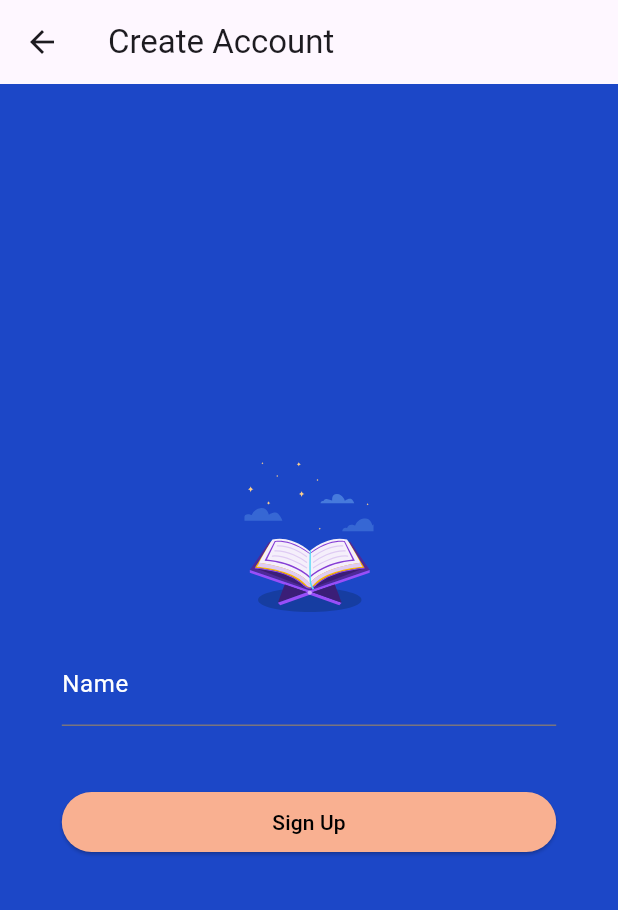
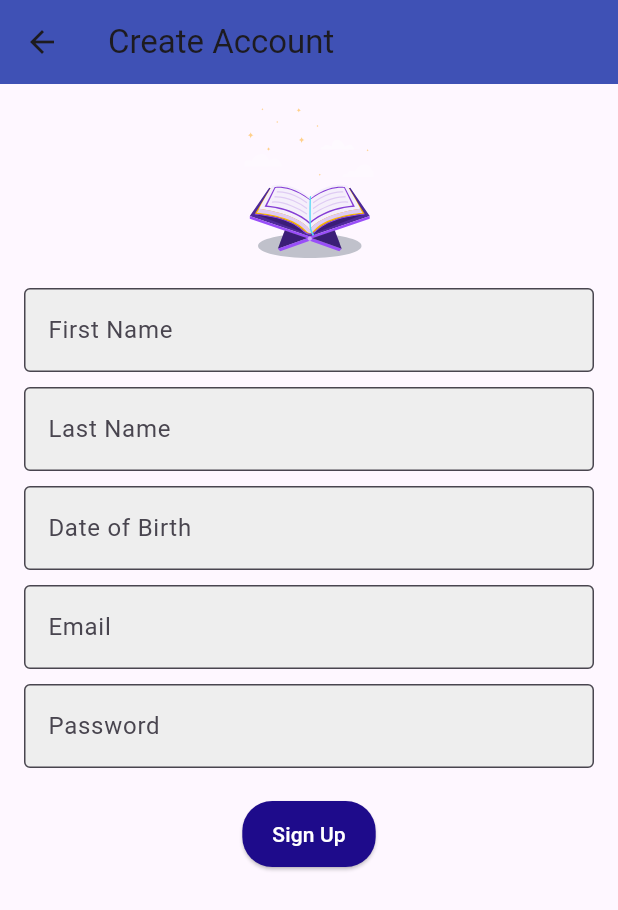
Before and after one commit to aminammar1/quranapp_test, a Flutter app: the ComptePage screen opened directly, on a phone screen of 412 x 824 dp. Shown: the top 910 px of the screen. Run offline on Flutter 3.47's test engine with Material 3 defaults, Android fonts, the phone set to English and light mode, and no system bars; drawn by our look-alikes of datetime_picker_formfield; our stand-ins replace dio, flutter_svg, google_fonts.

Commit message:
Update compte.dart

```diff
--- a/lib/screens/compte.dart
+++ b/lib/screens/compte.dart
@@ -1,6 +1,14 @@
 import 'package:flutter/material.dart';
 import 'package:flutter_svg/flutter_svg.dart';
-import 'splash_screen.dart'; // Import the SplashScreen class
+import 'package:datetime_picker_formfield/datetime_picker_formfield.dart';
+import 'package:intl/intl.dart';
+import 'splash_screen.dart';
+
+void main() {
+  runApp(MaterialApp(
+    home: ComptePage(),
+  ));
+}
 
 class ComptePage extends StatefulWidget {
   @override
@@ -8,71 +16,107 @@ class ComptePage extends StatefulWidget {
 }
 
 class _ComptePageState extends State<ComptePage> {
-  TextEditingController nameController = TextEditingController();
+  TextEditingController firstNameController = TextEditingController();
+  TextEditingController lastNameController = TextEditingController();
+  TextEditingController dateOfBirthController = TextEditingController();
   TextEditingController emailController = TextEditingController();
   TextEditingController passwordController = TextEditingController();
 
   @override
   Widget build(BuildContext context) {
-    double screenWidth = MediaQuery.of(context).size.width;
-
     return Scaffold(
       appBar: AppBar(
         title: Text('Create Account'),
+        backgroundColor: Colors.indigo, // Set the app bar background color
       ),
-      body: Container(
-        color: Color.fromARGB(255, 28, 71, 199),
-        child: Column(
-          mainAxisAlignment: MainAxisAlignment.center,
+      body: Padding(
+        padding: const EdgeInsets.all(16.0),
+        child: ListView(
           children: [
-            Expanded(
-              child: Align(
+            Align(
               alignment: Alignment.center,
               child: Column(
-                  mainAxisAlignment: MainAxisAlignment.center,
                 children: [
-                    SizedBox(
-                      width: screenWidth * 0.8,
-                      child: SvgPicture.asset(
+                  SvgPicture.asset(
                     'assets/svgs/splash.svg',
                     height: 100,
                     width: 100,
                   ),
+                  SizedBox(height: 20),
+                  _buildTextField(
+                    controller: firstNameController,
+                    labelText: 'First Name',
+                    hintText: 'Enter your first name',
+                  ),
+                  SizedBox(height: 10),
+                  _buildTextField(
+                    controller: lastNameController,
+                    labelText: 'Last Name',
+                    hintText: 'Enter your last name',
+                  ),
+                  SizedBox(height: 10),
+                  DateTimeField(
+                    controller: dateOfBirthController,
+                    format: DateFormat("yyyy-MM-dd"),
+                    decoration: InputDecoration(
+                      labelText: 'Date of Birth',
+                      hintText: 'Select your date of birth',
+                      border: OutlineInputBorder(),
+                      filled: true,
+                      fillColor:
+                          Colors.grey[200], // Light gray background color
+                    ),
+                    onShowPicker: (context, currentValue) async {
+                      final date = await showDatePicker(
+                        context: context,
+                        firstDate: DateTime(1900),
+                        initialDate: currentValue ?? DateTime.now(),
+                        lastDate: DateTime(2101),
+                      );
+                      return date;
+                    },
+                  ),
+                  SizedBox(height: 10),
+                  _buildTextField(
+                    controller: emailController,
+                    labelText: 'Email',
+                    hintText: 'Enter your email',
+                  ),
+                  SizedBox(height: 10),
+                  _buildTextField(
+                    controller: passwordController,
+                    labelText: 'Password',
+                    hintText: 'Enter your password',
+                    obscureText: true,
                   ),
                   SizedBox(height: 20),
-                    SizedBox(
-                      width: screenWidth * 0.8,
-                      child: TextField(
-                        controller: nameController,
-                        style: TextStyle(color: Colors.black),
-                        decoration: InputDecoration(
-                          labelText: 'Name',
-                          labelStyle: TextStyle(color: Colors.white),
-                        ),
-                      ),
-                    ),
-                    // ... (rest of your code)
-                    SizedBox(height: 40),
-                    SizedBox(
-                      width: screenWidth * 0.8,
-                      child: ElevatedButton(
+                  ElevatedButton(
                     onPressed: () {
                       // Navigate to SplashScreen when Sign Up button is pressed
                       Navigator.push(
                         context,
                         MaterialPageRoute(
-                                builder: (context) => SplashScreen()),
+                          builder: (context) => SplashScreen(),
+                        ),
                       );
                     },
                     style: ElevatedButton.styleFrom(
-                          primary: Color(0xFFF9B091),
+                      primary: Color.fromARGB(
+                          255, 30, 11, 139), // Set the button background color
+                      shape: RoundedRectangleBorder(
+                        borderRadius: BorderRadius.circular(20),
                       ),
-                        child: Text('Sign Up',
-                            style: TextStyle(color: Colors.black)),
+                      padding: EdgeInsets.symmetric(
+                        vertical: 12.0,
+                        horizontal: 20.0,
+                      ),
+                    ),
+                    child: Text(
+                      'Sign Up',
+                      style: TextStyle(color: Colors.white),
                     ),
                   ),
                 ],
-                ),
               ),
             ),
           ],
@@ -80,10 +124,24 @@ class _ComptePageState extends State<ComptePage> {
       ),
     );
   }
+
+  Widget _buildTextField({
+    required TextEditingController controller,
+    required String labelText,
+    required String hintText,
+    bool obscureText = false,
+  }) {
+    return TextField(
+      controller: controller,
+      style: TextStyle(color: Colors.black),
+      obscureText: obscureText,
+      decoration: InputDecoration(
+        labelText: labelText,
+        hintText: hintText,
+        border: OutlineInputBorder(),
+        filled: true,
+        fillColor: Colors.grey[200], // Light gray background color
+      ),
+    );
   }
-
-void main() {
-  runApp(MaterialApp(
-    home: ComptePage(),
-  ));
 }
```
Lines whose indentation alone changed are shown as unchanged.
